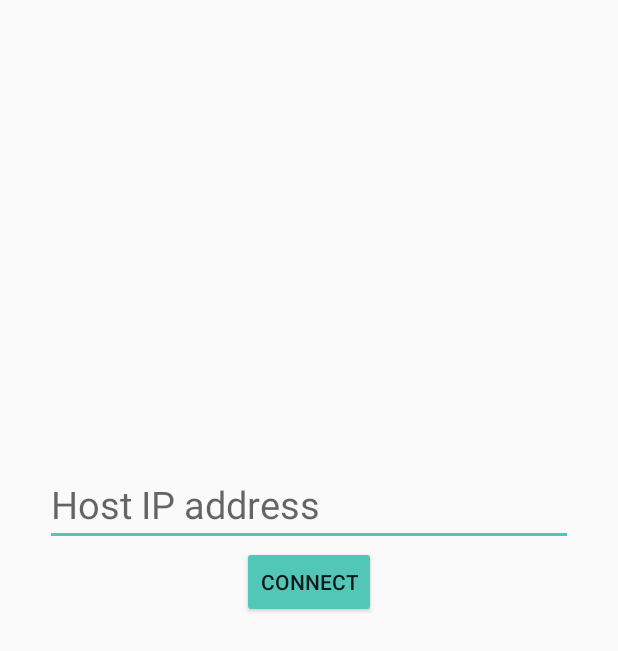
After one commit to ACROSS-Lab/HoanKiemAir, an Android app: the layout activity_connect.xml on its own in the app's theme, with its tools: preview values and no code run, on a phone screen of 412 x 824 dp. The commit adds this screen. Shown: the top 651 px of the screen. Run offline under Robolectric (Android 15) with nearby library versions, the phone set to English and light mode, and no system bars.

Commit message:
Add ConnectActivity + FR/VN translations

```diff
--- a/HoanKiemAirControl/app/src/main/java/com/example/hoankiemaircontrol/network/MQTTConnector.java
+++ b/HoanKiemAirControl/app/src/main/java/com/example/hoankiemaircontrol/network/MQTTConnector.java
@@ -1,5 +1,6 @@
 package com.example.hoankiemaircontrol.network;
 
+import java.io.Serializable;
 import java.util.Calendar;
 import java.util.HashMap;
 import java.util.Map;
--- /dev/null
+++ b/HoanKiemAirControl/app/src/main/res/layout/activity_connect.xml
@@ -0,0 +1,36 @@
+<?xml version="1.0" encoding="utf-8"?>
+<LinearLayout android:layout_width="match_parent"
+    android:layout_height="match_parent"
+    xmlns:app="http://schemas.android.com/apk/res-auto"
+    android:orientation="vertical"
+    xmlns:android="http://schemas.android.com/apk/res/android">
+
+    <View
+        android:layout_width="match_parent"
+        android:layout_height="0dp"
+        android:layout_weight="3"/>
+
+    <EditText
+        android:id="@+id/edit_text_ip_address"
+        android:layout_gravity="center"
+        android:layout_width="match_parent"
+        android:layout_height="wrap_content"
+        android:layout_marginStart="30dp"
+        android:layout_marginEnd="30dp"
+        android:textSize="25sp"
+        android:hint="@string/ip_text_hint"/>
+
+    <Button
+        android:id="@+id/button_connect"
+        android:layout_width="wrap_content"
+        android:layout_height="wrap_content"
+        android:layout_gravity="center_horizontal"
+        android:backgroundTint="@color/primaryLightColor"
+        android:text="@string/button_connect" />
+
+    <View
+        android:layout_width="match_parent"
+        android:layout_height="0dp"
+        android:layout_weight="4"/>
+
+</LinearLayout>
--- a/HoanKiemAirControl/app/src/main/res/values/strings.xml
+++ b/HoanKiemAirControl/app/src/main/res/values/strings.xml
@@ -1,12 +1,16 @@
 <resources>
-    <string name="app_name">HoanKiemAir Controller</string>
+    <string name="app_name" translatable="false">HoanKiemAir Controller</string>
+    <string name="locale_lang" translatable="false">en</string>
+
+    <string name="ip_text_hint">Host IP address</string>
+    <string name="button_connect">Connect</string>
 
     <string name="label_category_simulation_params">Simulation parameters</string>
     <string name="label_category_display">Display</string>
 
     <string name="label_num_people">Number of people</string>
     <string name="label_vehicle_ratio">Car/motorbike ratio</string>
-    <string name="label_car_capacity">Car capacity</string>
+    <string name="label_car_capacity">Number of people in each car</string>
     <string name="label_close_roads">Close roads</string>
 
     <string name="label_display_mode">Display mode</string>
--- a/HoanKiemAirControl/app/src/main/res/values/styles.xml
+++ b/HoanKiemAirControl/app/src/main/res/values/styles.xml
@@ -14,4 +14,13 @@
         <item name="android:background">?android:attr/listDivider</item>
     </style>
 
+    <style name="AppTheme.NoActionBar">
+        <item name="windowActionBar">false</item>
+        <item name="windowNoTitle">true</item>
+    </style>
+
+    <style name="AppTheme.AppBarOverlay" parent="ThemeOverlay.AppCompat.Dark.ActionBar" />
+
+    <style name="AppTheme.PopupOverlay" parent="ThemeOverlay.AppCompat.Light" />
+
 </resources>
--- a/HoanKiemAirControl/gradle.properties
+++ b/HoanKiemAirControl/gradle.properties
@@ -11,3 +11,5 @@ org.gradle.jvmargs=-Xmx1536m
 # This option should only be used with decoupled projects. More details, visit
 # http://www.gradle.org/docs/current/userguide/multi_project_builds.html#sec:decoupled_projects
 # org.gradle.parallel=true
+android.useAndroidX=true
+android.enableJetifier=true
```
Also changed, not shown: HoanKiemAirControl/app/build.gradle (+4 -3 lines), HoanKiemAirControl/app/src/main/AndroidManifest.xml (+6 -2 lines), HoanKiemAirControl/app/src/main/java/com/example/hoankiemaircontrol/ui/ConnectActivity.java (added, +56 -0 lines), HoanKiemAirControl/app/src/main/java/com/example/hoankiemaircontrol/ui/MainActivity.java (+4 -8 lines), HoanKiemAirControl/app/src/main/res/layout/activity_main.xml (+30 -20 lines), 7 other files.
